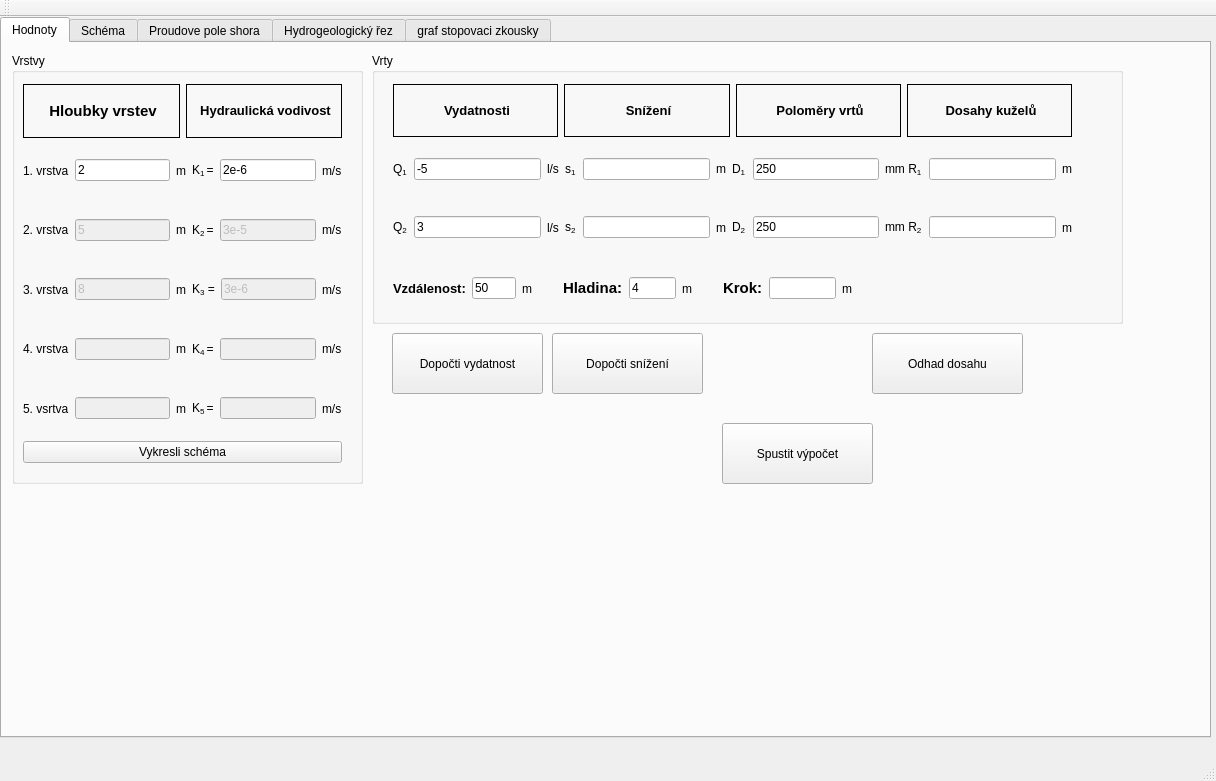
First picture: the form in mainwindow.ui, repository durhan/Program, before the edit.
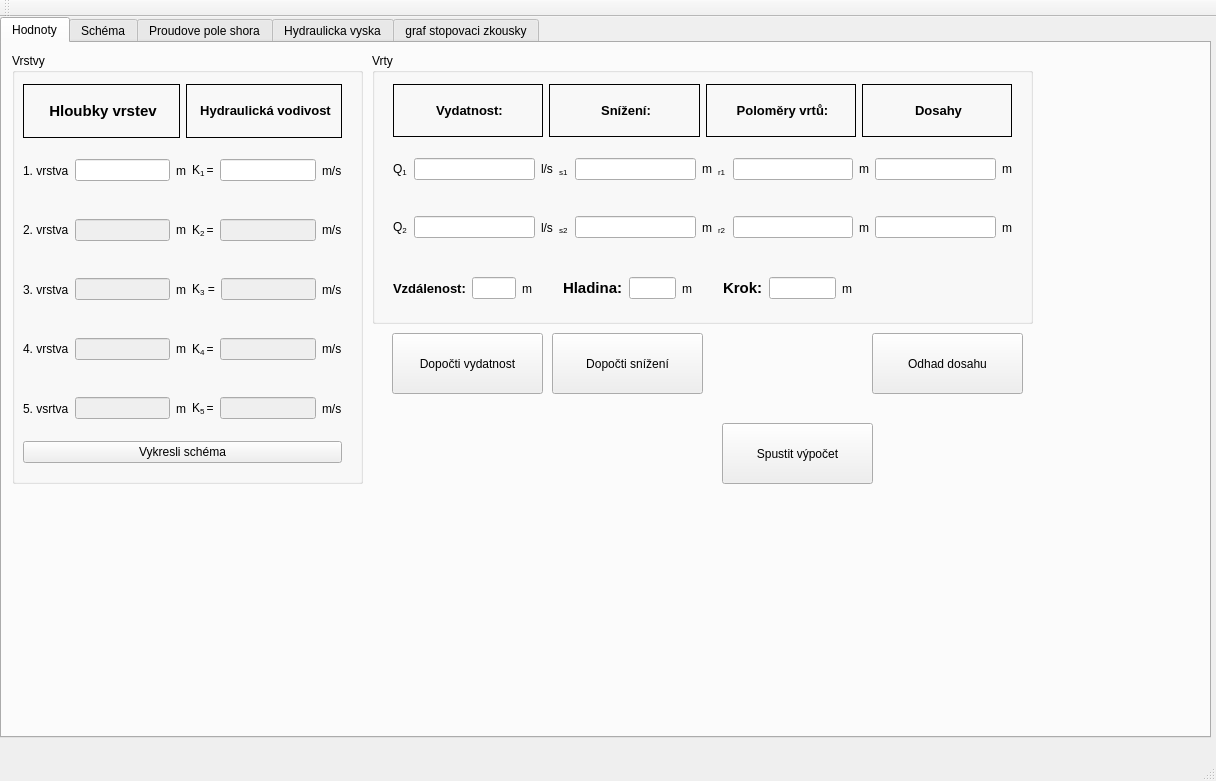
Second picture: the form after the edit.

Patch:
```diff
--- a/mainwindow.ui
+++ b/mainwindow.ui
@@ -86,11 +86,7 @@
            </widget>
           </item>
           <item>
-           <widget class="QLineEdit" name="lineEdit">
-            <property name="text">
-             <string>2</string>
-            </property>
-           </widget>
+           <widget class="QLineEdit" name="lineEdit"/>
           </item>
           <item>
            <widget class="QLabel" name="label_2">
@@ -107,11 +103,7 @@
            </widget>
           </item>
           <item>
-           <widget class="QLineEdit" name="lineEdit_2">
-            <property name="text">
-             <string>2e-6</string>
-            </property>
-           </widget>
+           <widget class="QLineEdit" name="lineEdit_2"/>
           </item>
           <item>
            <widget class="QLabel" name="label_4">
@@ -136,9 +128,6 @@
             <property name="enabled">
              <bool>false</bool>
             </property>
-            <property name="text">
-             <string>5</string>
-            </property>
            </widget>
           </item>
           <item>
@@ -160,9 +149,6 @@
             <property name="enabled">
              <bool>false</bool>
             </property>
-            <property name="text">
-             <string>3e-5</string>
-            </property>
            </widget>
           </item>
           <item>
@@ -188,9 +174,6 @@
             <property name="enabled">
              <bool>false</bool>
             </property>
-            <property name="text">
-             <string>8</string>
-            </property>
            </widget>
           </item>
           <item>
@@ -212,9 +195,6 @@
             <property name="enabled">
              <bool>false</bool>
             </property>
-            <property name="text">
-             <string>3e-6</string>
-            </property>
            </widget>
           </item>
           <item>
@@ -351,7 +331,7 @@
        <rect>
         <x>370</x>
         <y>10</y>
-        <width>751</width>
+        <width>661</width>
         <height>271</height>
        </rect>
       </property>
@@ -363,7 +343,7 @@
         <rect>
          <x>10</x>
          <y>20</y>
-         <width>701</width>
+         <width>641</width>
          <height>181</height>
         </rect>
        </property>
@@ -385,7 +365,7 @@
              <enum>QFrame::Box</enum>
             </property>
             <property name="text">
-             <string>&lt;html&gt;&lt;head/&gt;&lt;body&gt;&lt;p align=&quot;center&quot;&gt;&lt;span style=&quot; font-size:10pt; font-weight:600;&quot;&gt;Vydatnosti&lt;/span&gt;&lt;/p&gt;&lt;/body&gt;&lt;/html&gt;</string>
+             <string>&lt;html&gt;&lt;head/&gt;&lt;body&gt;&lt;p align=&quot;center&quot;&gt;&lt;span style=&quot; font-size:10pt; font-weight:600;&quot;&gt;Vydatnost:&lt;/span&gt;&lt;/p&gt;&lt;/body&gt;&lt;/html&gt;</string>
             </property>
            </widget>
           </item>
@@ -395,7 +375,7 @@
              <enum>QFrame::Box</enum>
             </property>
             <property name="text">
-             <string>&lt;html&gt;&lt;head/&gt;&lt;body&gt;&lt;p align=&quot;center&quot;&gt;&lt;span style=&quot; font-size:10pt; font-weight:600;&quot;&gt;Snížení&lt;/span&gt;&lt;/p&gt;&lt;/body&gt;&lt;/html&gt;</string>
+             <string>&lt;html&gt;&lt;head/&gt;&lt;body&gt;&lt;p align=&quot;center&quot;&gt;&lt;span style=&quot; font-size:10pt; font-weight:600;&quot;&gt;Snížení:&lt;/span&gt;&lt;/p&gt;&lt;/body&gt;&lt;/html&gt;</string>
             </property>
            </widget>
           </item>
@@ -405,7 +385,7 @@
              <enum>QFrame::Box</enum>
             </property>
             <property name="text">
-             <string>&lt;html&gt;&lt;head/&gt;&lt;body&gt;&lt;p align=&quot;center&quot;&gt;&lt;span style=&quot; font-size:10pt; font-weight:600;&quot;&gt;Poloměry vrtů&lt;/span&gt;&lt;/p&gt;&lt;/body&gt;&lt;/html&gt;</string>
+             <string>&lt;html&gt;&lt;head/&gt;&lt;body&gt;&lt;p align=&quot;center&quot;&gt;&lt;span style=&quot; font-size:10pt; font-weight:600;&quot;&gt;Poloměry vrtů:&lt;/span&gt;&lt;/p&gt;&lt;/body&gt;&lt;/html&gt;</string>
             </property>
            </widget>
           </item>
@@ -415,7 +395,7 @@
              <enum>QFrame::Box</enum>
             </property>
             <property name="text">
-             <string>&lt;html&gt;&lt;head/&gt;&lt;body&gt;&lt;p align=&quot;center&quot;&gt;&lt;span style=&quot; font-size:10pt; font-weight:600;&quot;&gt;Dosahy kuželů&lt;/span&gt;&lt;/p&gt;&lt;/body&gt;&lt;/html&gt;</string>
+             <string>&lt;html&gt;&lt;head/&gt;&lt;body&gt;&lt;p align=&quot;center&quot;&gt;&lt;span style=&quot; font-size:10pt; font-weight:600;&quot;&gt;Dosahy&lt;/span&gt;&lt;/p&gt;&lt;/body&gt;&lt;/html&gt;</string>
             </property>
            </widget>
           </item>
@@ -431,11 +411,7 @@
            </widget>
           </item>
           <item>
-           <widget class="QLineEdit" name="lineEdit_11">
-            <property name="text">
-             <string>-5</string>
-            </property>
-           </widget>
+           <widget class="QLineEdit" name="lineEdit_11"/>
           </item>
           <item>
            <widget class="QLabel" name="label_23">
@@ -447,7 +423,7 @@
           <item>
            <widget class="QLabel" name="label_27">
             <property name="text">
-             <string>&lt;html&gt;&lt;head/&gt;&lt;body&gt;&lt;p&gt;s&lt;span style=&quot; vertical-align:sub;&quot;&gt;1&lt;/span&gt;&lt;/p&gt;&lt;/body&gt;&lt;/html&gt;</string>
+             <string>&lt;html&gt;&lt;head/&gt;&lt;body&gt;&lt;p&gt;&lt;span style=&quot; vertical-align:sub;&quot;&gt;s1&lt;/span&gt;&lt;/p&gt;&lt;/body&gt;&lt;/html&gt;</string>
             </property>
            </widget>
           </item>
@@ -467,21 +443,17 @@
           <item>
            <widget class="QLabel" name="label_25">
             <property name="text">
-             <string>&lt;html&gt;&lt;head/&gt;&lt;body&gt;&lt;p&gt;D&lt;span style=&quot; vertical-align:sub;&quot;&gt;1&lt;/span&gt;&lt;/p&gt;&lt;/body&gt;&lt;/html&gt;</string>
+             <string>&lt;html&gt;&lt;head/&gt;&lt;body&gt;&lt;p&gt;&lt;span style=&quot; vertical-align:sub;&quot;&gt;r1&lt;/span&gt;&lt;/p&gt;&lt;/body&gt;&lt;/html&gt;</string>
             </property>
            </widget>
           </item>
           <item>
-           <widget class="QLineEdit" name="lineEdit_12">
-            <property name="text">
-             <string>250</string>
-            </property>
-           </widget>
+           <widget class="QLineEdit" name="lineEdit_12"/>
           </item>
           <item>
            <widget class="QLabel" name="label_26">
             <property name="text">
-             <string>&lt;html&gt;&lt;head/&gt;&lt;body&gt;&lt;p&gt;mm R&lt;span style=&quot; vertical-align:sub;&quot;&gt;1&lt;/span&gt;&lt;/p&gt;&lt;/body&gt;&lt;/html&gt;</string>
+             <string>m</string>
             </property>
            </widget>
           </item>
@@ -507,11 +479,7 @@
            </widget>
           </item>
           <item>
-           <widget class="QLineEdit" name="lineEdit_14">
-            <property name="text">
-             <string>3</string>
-            </property>
-           </widget>
+           <widget class="QLineEdit" name="lineEdit_14"/>
           </item>
           <item>
            <widget class="QLabel" name="label_30">
@@ -523,7 +491,7 @@
           <item>
            <widget class="QLabel" name="label_33">
             <property name="text">
-             <string>&lt;html&gt;&lt;head/&gt;&lt;body&gt;&lt;p&gt;s&lt;span style=&quot; vertical-align:sub;&quot;&gt;2&lt;/span&gt;&lt;/p&gt;&lt;/body&gt;&lt;/html&gt;</string>
+             <string>&lt;html&gt;&lt;head/&gt;&lt;body&gt;&lt;p&gt;&lt;span style=&quot; vertical-align:sub;&quot;&gt;s2&lt;/span&gt;&lt;/p&gt;&lt;/body&gt;&lt;/html&gt;</string>
             </property>
            </widget>
           </item>
@@ -540,21 +508,17 @@
           <item>
            <widget class="QLabel" name="label_31">
             <property name="text">
-             <string>&lt;html&gt;&lt;head/&gt;&lt;body&gt;&lt;p&gt;D&lt;span style=&quot; vertical-align:sub;&quot;&gt;2&lt;/span&gt;&lt;/p&gt;&lt;/body&gt;&lt;/html&gt;</string>
+             <string>&lt;html&gt;&lt;head/&gt;&lt;body&gt;&lt;p&gt;&lt;span style=&quot; vertical-align:sub;&quot;&gt;r2&lt;/span&gt;&lt;/p&gt;&lt;/body&gt;&lt;/html&gt;</string>
             </property>
            </widget>
           </item>
           <item>
-           <widget class="QLineEdit" name="lineEdit_15">
-            <property name="text">
-             <string>250</string>
-            </property>
-           </widget>
+           <widget class="QLineEdit" name="lineEdit_15"/>
           </item>
           <item>
            <widget class="QLabel" name="label_32">
             <property name="text">
-             <string>&lt;html&gt;&lt;head/&gt;&lt;body&gt;&lt;p&gt;mm R&lt;span style=&quot; vertical-align:sub;&quot;&gt;2&lt;/span&gt;&lt;/p&gt;&lt;/body&gt;&lt;/html&gt;</string>
+             <string>m</string>
             </property>
            </widget>
           </item>
@@ -590,11 +554,7 @@
          </widget>
         </item>
         <item>
-         <widget class="QLineEdit" name="lineEdit_17">
-          <property name="text">
-           <string>50</string>
-          </property>
-         </widget>
+         <widget class="QLineEdit" name="lineEdit_17"/>
         </item>
         <item>
          <widget class="QLabel" name="label_38">
@@ -623,11 +583,7 @@
          </widget>
         </item>
         <item>
-         <widget class="QLineEdit" name="lineEdit_18">
-          <property name="text">
-           <string>4</string>
-          </property>
-         </widget>
+         <widget class="QLineEdit" name="lineEdit_18"/>
         </item>
         <item>
          <widget class="QLabel" name="label_42">
@@ -779,7 +735,7 @@
     </widget>
     <widget class="QWidget" name="tab_5">
      <attribute name="title">
-      <string>Hydrogeologický řez</string>
+      <string>Hydraulicka vyska</string>
      </attribute>
      <widget class="QWidget" name="FrameHH" native="true">
       <property name="geometry">
```
Left out of the diff: 88 changed lines with no effect on the pictures.
